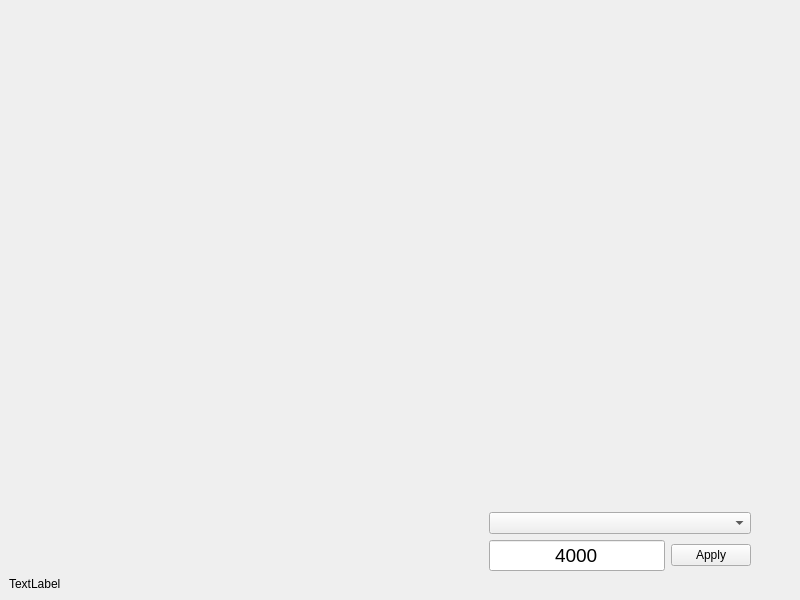
Above: interface/mainwindow.ui from NoneType4Name/ADC_Photoresistor before the change. Below: the same form after it.
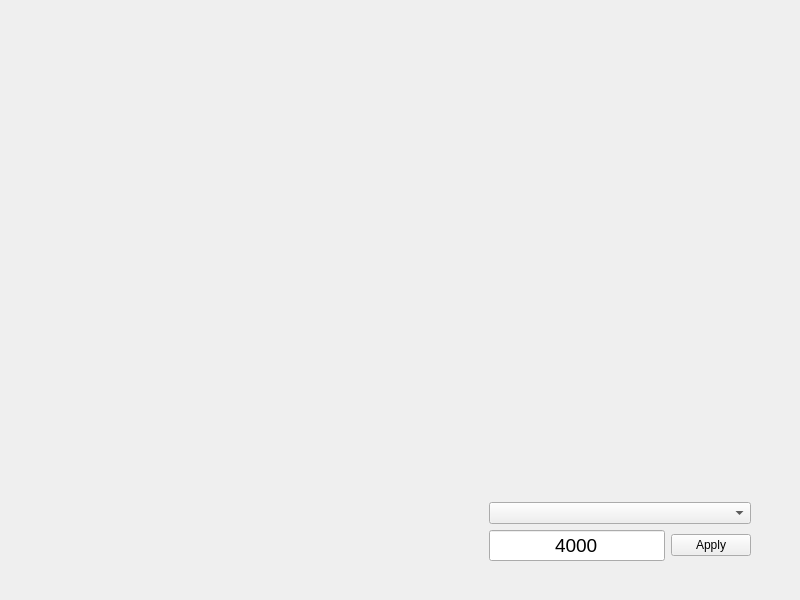
That is the form after the change.

What changed in the file:
```diff
--- a/interface/mainwindow.ui
+++ b/interface/mainwindow.ui
@@ -156,8 +156,20 @@
       </item>
       <item>
        <widget class="QLabel" name="label">
+        <property name="font">
+         <font>
+          <pointsize>16</pointsize>
+          <bold>true</bold>
+         </font>
+        </property>
+        <property name="styleSheet">
+         <string notr="true">color: rgb(255, 0, 0)</string>
+        </property>
         <property name="text">
-         <string>TextLabel</string>
+         <string/>
+        </property>
+        <property name="alignment">
+         <set>Qt::AlignmentFlag::AlignCenter</set>
         </property>
        </widget>
       </item>
```
